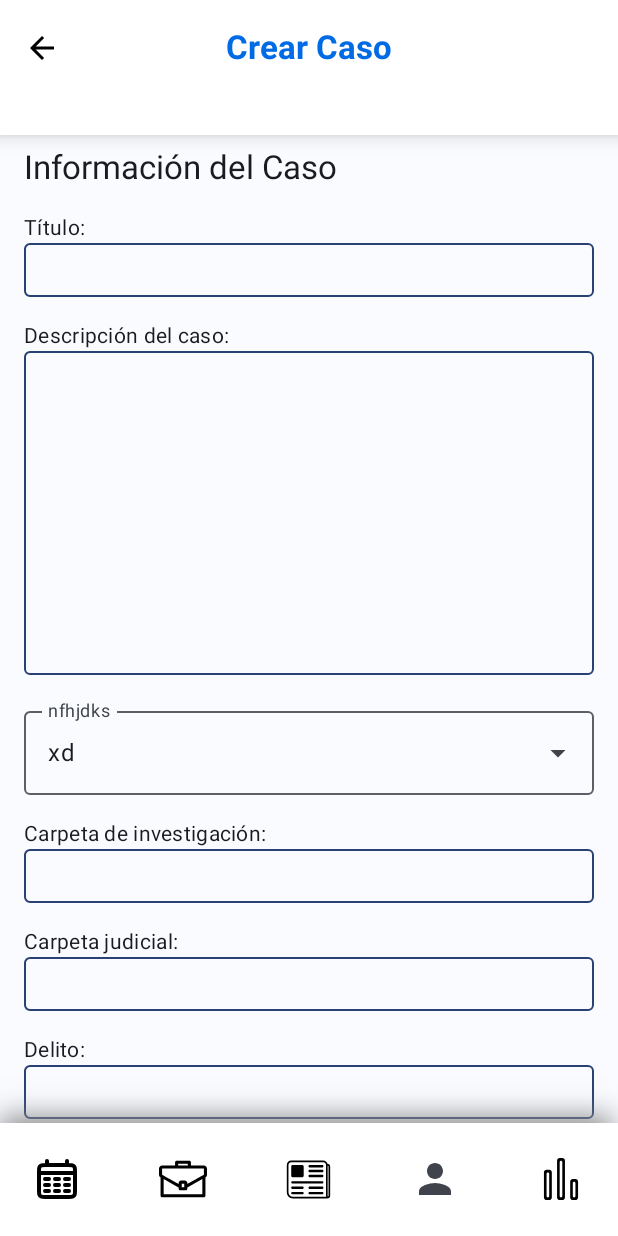
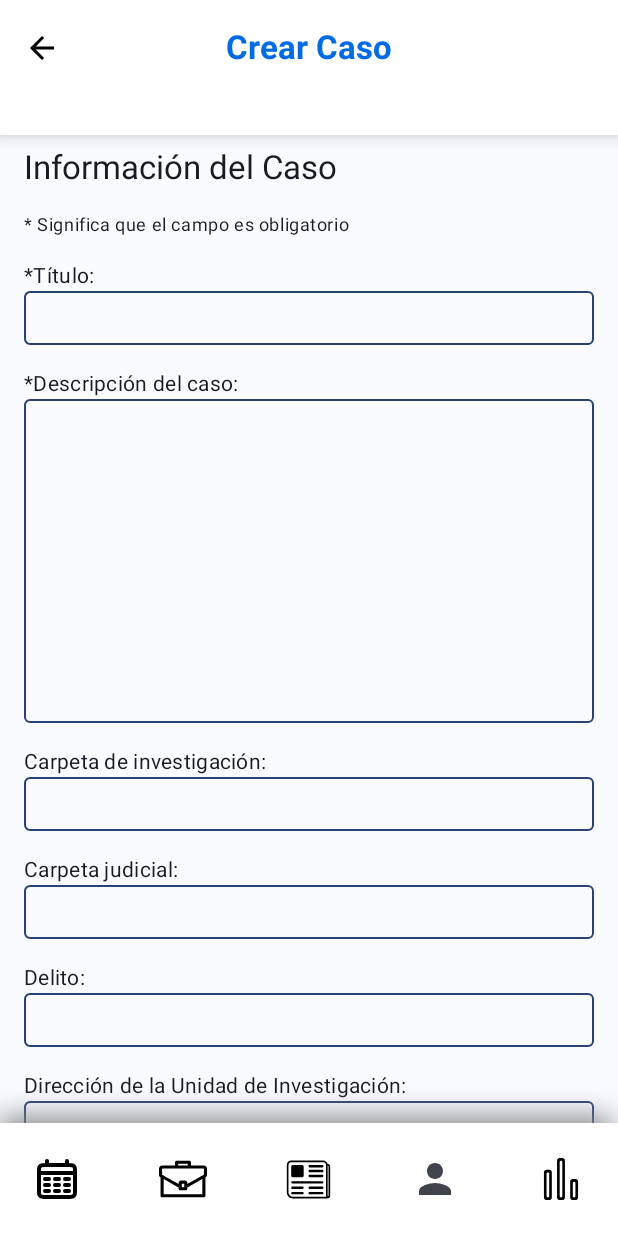
Before and after one commit to A01285442/Repositorio-Integracion-Seguridad-403, an Android app built with Jetpack Compose: the FormCasoScreen screen opened through its navigation route, on a phone screen of 412 x 824 dp. Run offline under Robolectric (Android 15) with nearby library versions, the phone set to English and light mode, and no system bars; libraries missing offline, so code that uses them is left out: io.github.jan.supabase; 7 statements that could not run were skipped.

Commit message:
Mejoradas algunascosas

```diff
--- a/LegalMatch/app/src/main/AndroidManifest.xml
+++ b/LegalMatch/app/src/main/AndroidManifest.xml
@@ -2,6 +2,7 @@
 <manifest xmlns:android="http://schemas.android.com/apk/res/android"
     xmlns:tools="http://schemas.android.com/tools">
 
+    <uses-permission android:name="android.permission.ACCESS_NETWORK_STATE" />
     <uses-permission android:name="android.permission.INTERNET" />
 
     <application
--- a/LegalMatch/app/src/main/java/com/example/legalmatch/data/api/models/AsesoriaDataModel.kt
+++ b/LegalMatch/app/src/main/java/com/example/legalmatch/data/api/models/AsesoriaDataModel.kt
@@ -30,7 +30,7 @@ data class SendAsesoria(
     val cliente_denuncio: Boolean,
     val delito: String,
     val descripcion: String,
-    val fecha_asesoria: LocalDateTime? = LocalDateTime(1,1,1,1,1,1),
+    val fecha_asesoria: LocalDateTime = LocalDateTime(1,1,1,1,1,1),
     val id_cliente: Int,
     val nuc: String,
     val titulo: String,
--- a/LegalMatch/app/src/main/java/com/example/legalmatch/navigation/AppNavGraph.kt
+++ b/LegalMatch/app/src/main/java/com/example/legalmatch/navigation/AppNavGraph.kt
@@ -91,7 +91,7 @@ fun AppNavGraph(navController: NavHostController, asesoriasViewModel: AsesoriaVi
             val itemId = backStackEntry.arguments?.getInt("itemId")
             if (itemId != null) {
                 Log.d(TAG, "Navigating to Caso Detalle")
-                CasoDetalleScreen(navController, casosViewModel, itemId, usuariosViewModel)
+                CasoDetalleScreen(navController, casosViewModel, itemId, usuariosViewModel, loginViewModel)
             }
         }
         composable(
@@ -111,7 +111,7 @@ fun AppNavGraph(navController: NavHostController, asesoriasViewModel: AsesoriaVi
             val itemId = _backStackEntry.arguments?.getInt("itemId")
             if (itemId != null) {
                 Log.d(TAG, "Navigating to Asesoría Detalle")
-                AsesoriaDetalleScreen(navController, asesoriasViewModel, itemId, usuariosViewModel, casosViewModel)
+                AsesoriaDetalleScreen(navController, asesoriasViewModel, itemId, usuariosViewModel, casosViewModel, loginViewModel)
             }
         }
         composable(Routes.ListaEstudiantes.route) {
--- a/LegalMatch/app/src/main/java/com/example/legalmatch/ui/screens/FormAsesoriaScreen.kt
+++ b/LegalMatch/app/src/main/java/com/example/legalmatch/ui/screens/FormAsesoriaScreen.kt
@@ -1,5 +1,8 @@
 package com.example.legalmatch.ui.screens
 
+import android.content.Context
+import android.net.ConnectivityManager
+import android.net.NetworkCapabilities
 import android.os.Build
 import android.util.Log
 import androidx.annotation.RequiresApi
--- a/LegalMatch/app/src/main/java/com/example/legalmatch/ui/screens/FormCasoScreen.kt
+++ b/LegalMatch/app/src/main/java/com/example/legalmatch/ui/screens/FormCasoScreen.kt
@@ -143,14 +143,15 @@ fun FormCasoScreen(
             verticalArrangement = Arrangement.spacedBy(16.dp)
         ) {
             Text("Información del Caso", style = MaterialTheme.typography.titleLarge)
+            Text("* Significa que el campo es obligatorio", style = MaterialTheme.typography.bodySmall)
 
             InputField(
-                label = "Título:",
+                label = "*Título:",
                 value = formState.value.titulo,
                 onValueChange = { formState.value = formState.value.copy(titulo = it) }
             )
             InputField(
-                label = "Descripción del caso:",
+                label = "*Descripción del caso:",
                 value = formState.value.descripcion,
                 onValueChange = { formState.value = formState.value.copy(descripcion = it) },
                 singleLine = false,
@@ -158,14 +159,17 @@ fun FormCasoScreen(
             )
             if (errorMessage2.isNotBlank()){ Text(errorMessage2)}
 
+            /*
             CustomDropdownMenu(
                 selectedValue = "xd",
                 options = listOf("Acusado", "demandante"),
-                label = "nfhjdks",
+                label = "Rol",
                 onValueChangedEvent = { selectedOption ->
                     println("")
                 }
             )
+
+             */
 
             InputField(
                 label = "Carpeta de investigación:",
--- a/LegalMatch/app/src/main/java/com/example/legalmatch/ui/screens/loginScreen.kt
+++ b/LegalMatch/app/src/main/java/com/example/legalmatch/ui/screens/loginScreen.kt
@@ -18,16 +18,14 @@ import androidx.compose.material3.ButtonDefaults
 import androidx.compose.material3.Text
 import androidx.compose.material3.TextField
 import androidx.compose.runtime.Composable
-import androidx.compose.runtime.collectAsState
 import androidx.compose.runtime.getValue
 import androidx.compose.runtime.mutableStateOf
 import androidx.compose.runtime.remember
-import androidx.compose.runtime.rememberCoroutineScope
 import androidx.compose.runtime.setValue
 import androidx.compose.ui.Alignment
 import androidx.compose.ui.Modifier
-import androidx.compose.ui.focus.FocusDirection
 import androidx.compose.ui.graphics.Color
+import androidx.compose.ui.platform.LocalContext
 import androidx.compose.ui.platform.LocalFocusManager
 import androidx.compose.ui.res.painterResource
 import androidx.compose.ui.text.font.FontWeight
@@ -38,16 +36,8 @@ import androidx.compose.ui.unit.sp
 import androidx.navigation.NavController
 import com.example.app.navigation.Routes
 import com.example.legalmatch.R
-import com.example.legalmatch.data.api.models.Usuario
 import com.example.legalmatch.ui.screens.LoginViewModel
 import com.example.legalmatch.ui.theme.AzulTec
-import io.github.jan.supabase.createSupabaseClient
-import io.github.jan.supabase.gotrue.Auth
-import io.github.jan.supabase.postgrest.Postgrest
-import io.github.jan.supabase.postgrest.from
-import io.github.jan.supabase.postgrest.query.Columns
-import kotlinx.coroutines.delay
-import kotlinx.coroutines.launch
 
 
 private const val TAG = "MainActivity"
@@ -63,8 +53,14 @@ fun LoginScreen(navController: NavController,viewModel: LoginViewModel) {
     var username by remember { mutableStateOf("") }
     var password by remember { mutableStateOf("") }
     var loginError by remember { mutableStateOf(false) }
+    val focusManager = LocalFocusManager.current
 
-    val focusManager = LocalFocusManager.current
+    val context = LocalContext.current
+    val hayInternet = com.example.legalmatch.utils.isInternetAvailable(context)
+    if (!hayInternet){
+        Text("No hay conexión a internet")
+        return
+    }
 
     Column(
         modifier = Modifier
--- a/LegalMatch/app/src/main/java/com/example/legalmatch/utils/Extensions.kt
+++ b/LegalMatch/app/src/main/java/com/example/legalmatch/utils/Extensions.kt
@@ -1 +1,19 @@
 package com.example.legalmatch.utils
+
+import android.content.Context
+import android.net.ConnectivityManager
+import android.net.NetworkCapabilities
+
+fun isInternetAvailable(context: Context): Boolean {
+    var result = false
+    val connectivityManager = context.getSystemService(Context.CONNECTIVITY_SERVICE) as ConnectivityManager
+    val networkCapabilities = connectivityManager.activeNetwork ?: return false
+    val actNw = connectivityManager.getNetworkCapabilities(networkCapabilities) ?: return false
+    result = when {
+        actNw.hasTransport(NetworkCapabilities.TRANSPORT_WIFI) -> true
+        actNw.hasTransport(NetworkCapabilities.TRANSPORT_CELLULAR) -> true
+        actNw.hasTransport(NetworkCapabilities.TRANSPORT_ETHERNET) -> true
+        else -> false
+    }
+    return result
+}
```
Also changed, not shown: LegalMatch/app/src/main/java/com/example/legalmatch/ui/screens/asesoriaDetalleScreen.kt (+7 -2 lines), LegalMatch/app/src/main/java/com/example/legalmatch/ui/screens/casoDetalleScreen.kt (+7 -5 lines).
